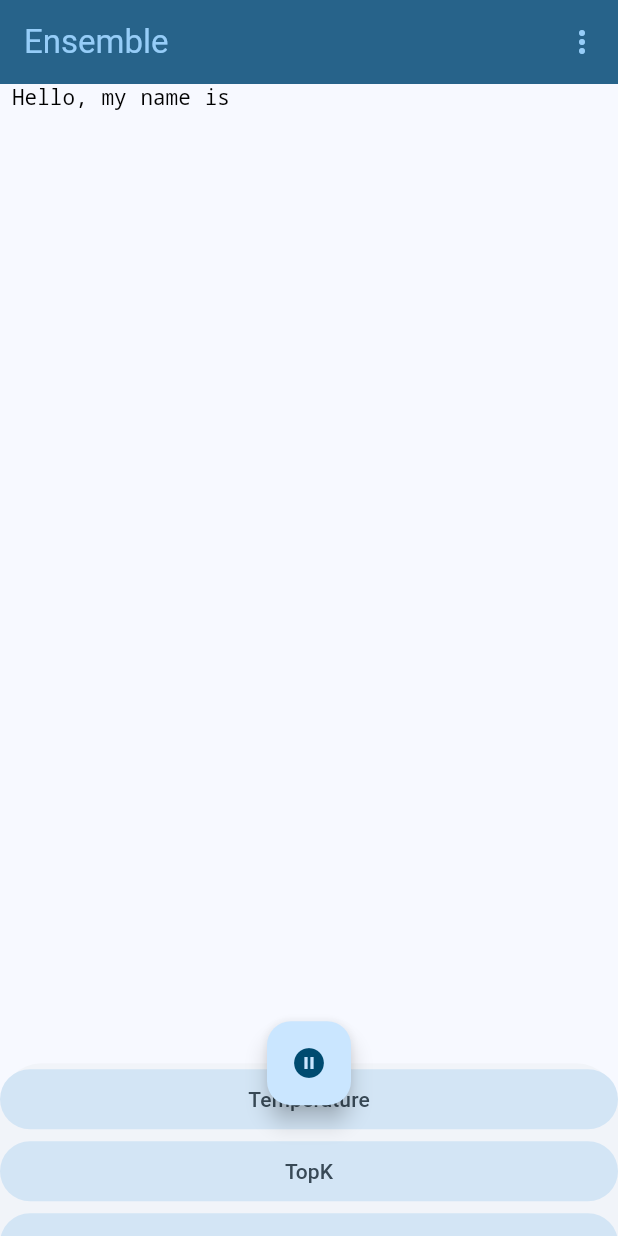
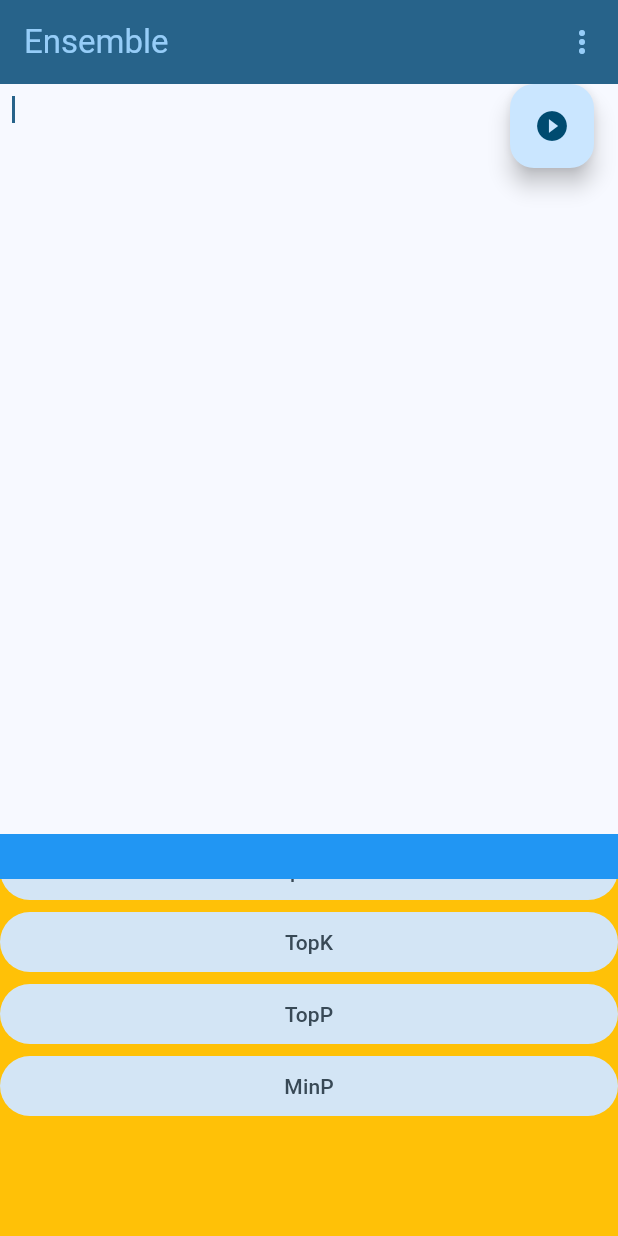
Before and after one commit to crasm/ensemble, a Flutter app: the screen it shows after launch, on a phone screen of 412 x 824 dp. Run offline on Flutter 3.47's test engine with Material 3 defaults, Android fonts, the phone set to English and light mode, and no system bars; missing offline and left inert: dart:ffi, grpc, protobuf; statements that could not run were skipped.

Commit message:
app: UI work

```diff
--- a/app/lib/main.dart
+++ b/app/lib/main.dart
@@ -7,8 +7,17 @@ import 'package:flutter/material.dart';
 
 import 'package:ensemble_common/common.dart';
 import 'package:grpc/grpc.dart';
+import 'package:logging/logging.dart';
+
+Logger _log = Logger('main.dart');
 
 void main() {
+  Logger.root.onRecord.listen((record) {
+    debugPrint("${record.level.name}: ${record.time}: "
+        "${record.loggerName}: "
+        "${record.message}");
+  });
+
   runApp(const EnsembleApp());
 }
 
@@ -70,10 +79,25 @@ class _GenPageState extends State<GenPage> with AutomaticKeepAliveClientMixin {
 
   final String prompt = "Hello, my name is";
   late final StringBuffer gen;
-  final TextEditingController _controller = TextEditingController();
+  final TextEditingController _genTextController = TextEditingController();
   final ScrollController _genScrollController = ScrollController();
+  final DraggableScrollableController _paramsSheetController = DraggableScrollableController();
 
+  ResponseStream<Token>? _resp;
   bool _isGenerating = false;
+
+  final _genTextStyle = TextStyle(
+    fontFamily: 'monospace',
+    inherit: false,
+    color: Colors.black,
+    fontWeight: FontWeight.normal,
+    wordSpacing: 0.8,
+    letterSpacing: 0.0,
+    fontSize: 14.0,
+    height: 1.3,
+    leadingDistribution: null,
+    textBaseline: TextBaseline.alphabetic,
+  );
 
   @override
   void initState() {
@@ -88,77 +112,156 @@ class _GenPageState extends State<GenPage> with AutomaticKeepAliveClientMixin {
       options: CallOptions(timeout: const Duration(seconds: 30)),
     );
 
+    _genTextController.addListener(() {
+      gen.clear();
+      gen.write(_genTextController.text);
+    });
+
     gen = StringBuffer(prompt);
-    stub.generate(Prompt(text: prompt)).listen(
-          _loadGen,
-          onDone: _onDoneGen,
-          onError: _onErrorGen,
-          cancelOnError: true,
-        );
-    _isGenerating = true;
+  }
+
+  @override
+  void dispose() {
+    super.dispose();
+    _genTextController.dispose();
   }
 
   void _loadGen(Token tok) {
     if (tok.hasText()) {
       setState(() {
         gen.write(tok.text);
-        _controller.text = gen.toString();
+        _genTextController.text = gen.toString();
       });
     }
   }
 
-  void _onDoneGen() => _isGenerating = false;
-  void _onErrorGen(e) => _isGenerating = false;
+  void _onDoneGen() => setState(() => _isGenerating = false);
+  void _onErrorGen(e) {
+    _log.fine(e);
+    setState(() => _isGenerating = false);
+  }
+
+  void _onFab() async {
+    if (!_isGenerating) {
+      _resp = stub.generate(Prompt(text: gen.toString()))
+        ..listen(
+          _loadGen,
+          onDone: _onDoneGen,
+          onError: _onErrorGen,
+          cancelOnError: true,
+        );
+      setState(() => _isGenerating = true);
+    } else {
+      await _resp!.cancel();
+      setState(() => _isGenerating = false);
+    }
+  }
+
+  double _topHeight = 500;
 
   @override
   Widget build(BuildContext context) {
     super.build(context);
-    final genTextStyle = TextStyle(
-      fontFamily: 'monospace',
-      inherit: false,
-      color: Colors.black,
-      fontWeight: FontWeight.normal,
-      wordSpacing: 0.8,
-      letterSpacing: 0.0,
-      fontSize: 14.0,
-      height: 1.3,
-      leadingDistribution: null,
-      textBaseline: TextBaseline.alphabetic,
-    );
-
     return Scaffold(
-      body: Container(
-        padding: EdgeInsets.symmetric(horizontal: 8.0),
-        child: _isGenerating
-            ? SingleChildScrollView(child: Text(gen.toString(), style: genTextStyle))
-            : TextField(
-                controller: _controller,
-                scrollController: _genScrollController,
-                style: genTextStyle,
-                maxLines: null,
-                decoration: null,
+      body: Stack(
+        children: [
+          Positioned(
+            top: 0,
+            left: 0,
+            right: 0,
+            height: _topHeight,
+            child: GenTextField(
+                isGenerating: _isGenerating,
+                gen: gen,
+                genTextStyle: _genTextStyle,
+                genTextController: _genTextController,
+                genScrollController: _genScrollController),
+          ),
+          Positioned(
+            top: _topHeight,
+            bottom: 0,
+            left: 0,
+            right: 0,
+            child: Container(
+              color: Colors.amber,
+              child: ListView(
+                children: ['Temperature', 'TopK', 'TopP', 'MinP']
+                    .map((p) => FilledButton.tonal(onPressed: () {}, child: Text(p)))
+                    .toList(),
               ),
+            ),
+          ),
+          Positioned(
+            top: _topHeight,
+            left: 0,
+            right: 0,
+            height: 30,
+            child: GestureDetector(
+              onVerticalDragUpdate: (details) {
+                double screenHeight = MediaQuery.of(context).size.height;
+                setState(() {
+                  _topHeight = (_topHeight + details.delta.dy).clamp(0.0, screenHeight);
+                  withx(_genScrollController, (ctl) {
+                    ctl.animateTo(
+                      ctl.offset - details.delta.dy,
+                      duration: Duration(microseconds: 1),
+                      curve: Curves.linear,
+                    );
+                  });
+                });
+              },
+              child: Container(color: Colors.blue),
+            ),
+          ),
+        ],
       ),
-      floatingActionButtonLocation: FloatingActionButtonLocation.centerFloat,
+      floatingActionButtonLocation: FloatingActionButtonLocation.endTop,
       floatingActionButton: FloatingActionButton(
-        onPressed: () => setState(() => _isGenerating = !_isGenerating),
+        onPressed: _onFab,
         child:
             Icon(!_isGenerating ? Icons.play_circle_filled_sharp : Icons.pause_circle_filled_sharp),
-      ),
-      bottomSheet: DraggableScrollableSheet(
-        maxChildSize: 0.70,
-        initialChildSize: 0.15,
-        minChildSize: 0.1,
-        expand: false,
-        snap: true,
-        shouldCloseOnMinExtent: true,
-        builder: (context, scrollController) => ListView(
-          controller: scrollController,
-          children: ['Temperature', 'TopK', 'TopP', 'MinP']
-              .map((p) => FilledButton.tonal(onPressed: () {}, child: Text(p)))
-              .toList(),
-        ),
       ),
     );
   }
 }
+
+class GenTextField extends StatelessWidget {
+  const GenTextField({
+    super.key,
+    required bool isGenerating,
+    required this.gen,
+    required TextStyle genTextStyle,
+    required TextEditingController genTextController,
+    required ScrollController genScrollController,
+  })  : _isGenerating = isGenerating,
+        _genTextStyle = genTextStyle,
+        _genTextController = genTextController,
+        _genScrollController = genScrollController;
+
+  final bool _isGenerating;
+  final StringBuffer gen;
+  final TextStyle _genTextStyle;
+  final TextEditingController _genTextController;
+  final ScrollController _genScrollController;
+
+  @override
+  Widget build(BuildContext context) {
+    return Container(
+      padding: EdgeInsets.only(top: 8.0, left: 8.0, right: 8.0, bottom: 0),
+      child: _isGenerating
+          ? SingleChildScrollView(child: Text(gen.toString(), style: _genTextStyle))
+          : GestureDetector(
+              onTap: () {},
+              child: TextField(
+                autofocus: true,
+                controller: _genTextController,
+                scrollController: _genScrollController,
+                style: _genTextStyle,
+                maxLines: null,
+                decoration: null,
+              )),
+    );
+  }
+}
+
+void withx<T>(T x, void Function(T) f) => f(x);
--- a/app/pubspec.yaml
+++ b/app/pubspec.yaml
@@ -39,6 +39,7 @@ dependencies:
   # The following adds the Cupertino Icons font to your application.
   # Use with the CupertinoIcons class for iOS style icons.
   cupertino_icons: ^1.0.2
+  logging: ^1.2.0
 
 dev_dependencies:
   flutter_test:
```
